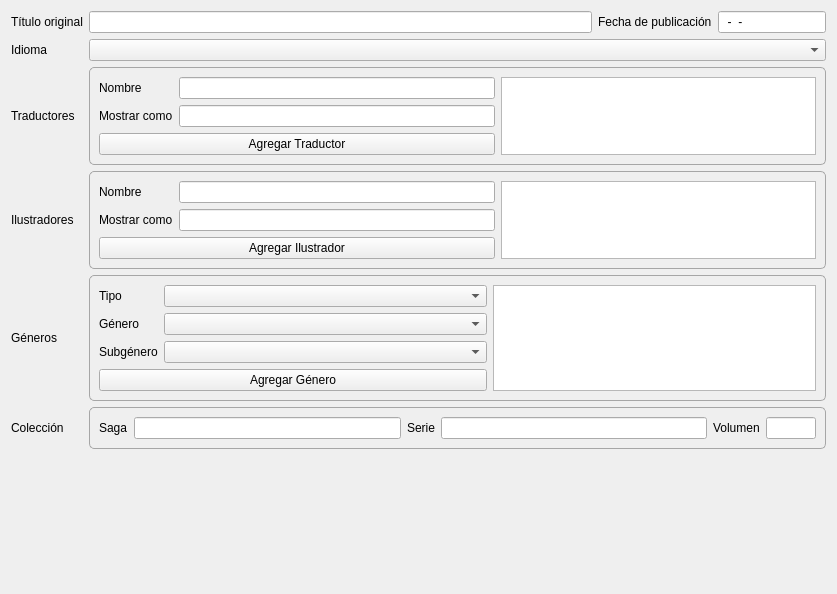
Old version of the form gui/forms/additional_metadata_widget.ui in the repository leandro86/epubcreator.
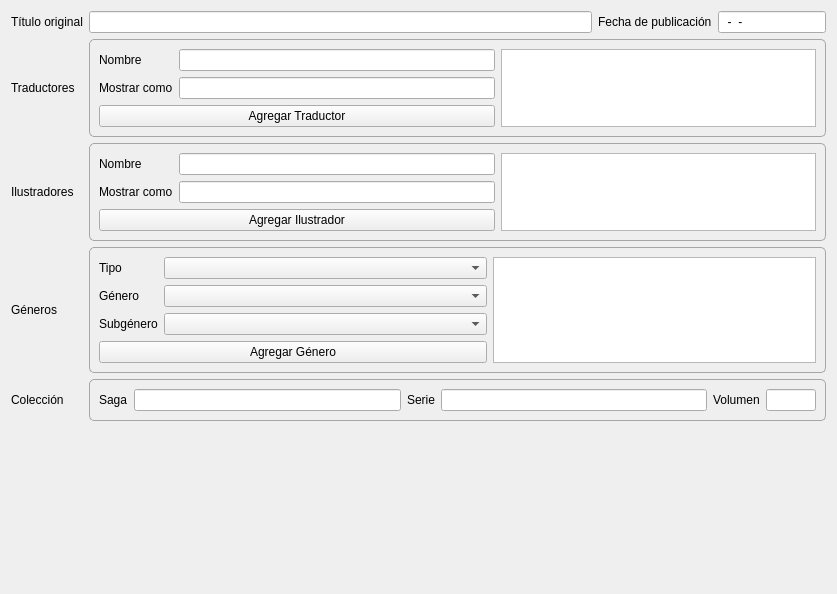
New version of the form. Icons and pictures are not drawn. Custom widgets are drawn as their Qt base class.

Commit message: Agregado campo id de libro, y el campo de idioma se muestra ahora en la pestaña de datos básicos en la gui.

Diff of the .ui file:
```diff
--- a/gui/forms/additional_metadata_widget.ui
+++ b/gui/forms/additional_metadata_widget.ui
@@ -46,7 +46,7 @@
      </property>
     </widget>
    </item>
-   <item row="4" column="0">
+   <item row="3" column="0">
     <widget class="QLabel" name="label_6">
      <property name="sizePolicy">
       <sizepolicy hsizetype="Preferred" vsizetype="Preferred">
@@ -59,7 +59,7 @@
      </property>
     </widget>
    </item>
-   <item row="2" column="0">
+   <item row="1" column="0">
     <widget class="QLabel" name="label_4">
      <property name="sizePolicy">
       <sizepolicy hsizetype="Preferred" vsizetype="Preferred">
@@ -123,23 +123,7 @@
      </property>
     </widget>
    </item>
-   <item row="1" column="0">
-    <widget class="QLabel" name="label">
-     <property name="sizePolicy">
-      <sizepolicy hsizetype="Preferred" vsizetype="Preferred">
-       <horstretch>0</horstretch>
-       <verstretch>0</verstretch>
-      </sizepolicy>
-     </property>
-     <property name="text">
-      <string>Idioma</string>
-     </property>
-     <property name="alignment">
-      <set>Qt::AlignLeading|Qt::AlignLeft|Qt::AlignVCenter</set>
-     </property>
-    </widget>
-   </item>
-   <item row="3" column="0">
+   <item row="2" column="0">
     <widget class="QLabel" name="label_5">
      <property name="sizePolicy">
       <sizepolicy hsizetype="Preferred" vsizetype="Preferred">
@@ -155,7 +139,7 @@
      </property>
     </widget>
    </item>
-   <item row="5" column="0">
+   <item row="4" column="0">
     <widget class="QLabel" name="label_12">
      <property name="sizePolicy">
       <sizepolicy hsizetype="Preferred" vsizetype="Preferred">
@@ -171,7 +155,7 @@
      </property>
     </widget>
    </item>
-   <item row="6" column="0">
+   <item row="5" column="0">
     <spacer name="verticalSpacer">
      <property name="orientation">
       <enum>Qt::Vertical</enum>
@@ -184,7 +168,7 @@
      </property>
     </spacer>
    </item>
-   <item row="2" column="1" colspan="3">
+   <item row="1" column="1" colspan="3">
     <widget class="QGroupBox" name="groupBox">
      <property name="styleSheet">
       <string notr="true"/>
@@ -278,7 +262,7 @@
      </layout>
     </widget>
    </item>
-   <item row="3" column="1" colspan="3">
+   <item row="2" column="1" colspan="3">
     <widget class="QGroupBox" name="groupBox_2">
      <property name="title">
       <string/>
@@ -346,7 +330,7 @@
      </layout>
     </widget>
    </item>
-   <item row="4" column="1" colspan="3">
+   <item row="3" column="1" colspan="3">
     <widget class="QGroupBox" name="groupBox_3">
      <property name="title">
       <string/>
@@ -457,7 +441,7 @@
      </layout>
     </widget>
    </item>
-   <item row="5" column="1" colspan="3">
+   <item row="4" column="1" colspan="3">
     <widget class="QGroupBox" name="groupBox_4">
      <property name="title">
       <string/>
@@ -534,22 +518,6 @@
      </layout>
     </widget>
    </item>
-   <item row="1" column="1" colspan="3">
-    <widget class="QComboBox" name="languageInput">
-     <property name="sizePolicy">
-      <sizepolicy hsizetype="Expanding" vsizetype="Fixed">
-       <horstretch>0</horstretch>
-       <verstretch>0</verstretch>
-      </sizepolicy>
-     </property>
-     <property name="minimumSize">
-      <size>
-       <width>0</width>
-       <height>0</height>
-      </size>
-     </property>
-    </widget>
-   </item>
   </layout>
  </widget>
  <customwidgets>
```
Left out of the diff: 1 changed line with no effect on the pictures. The commit also changes 8 other files.
